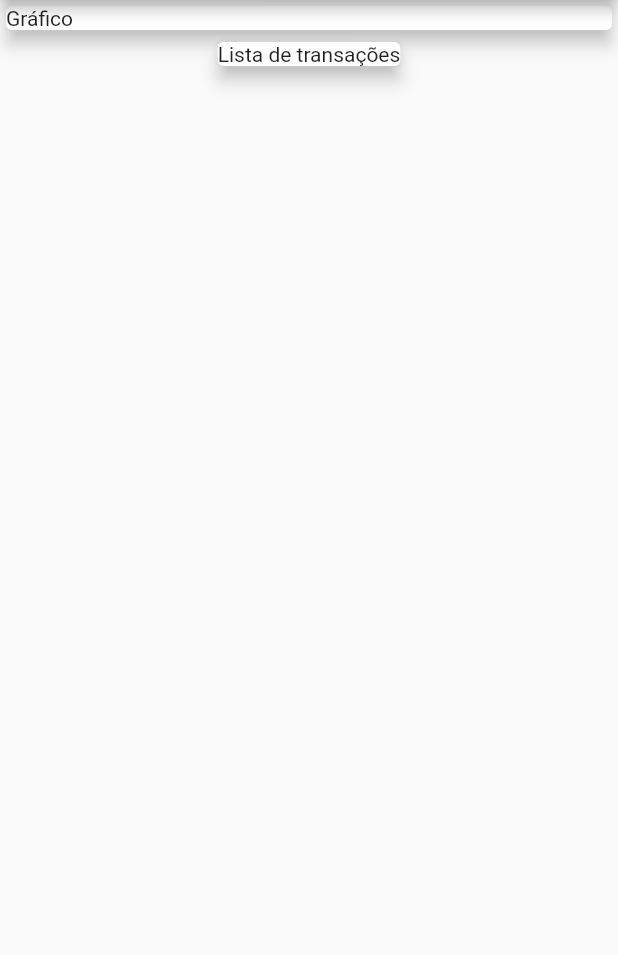
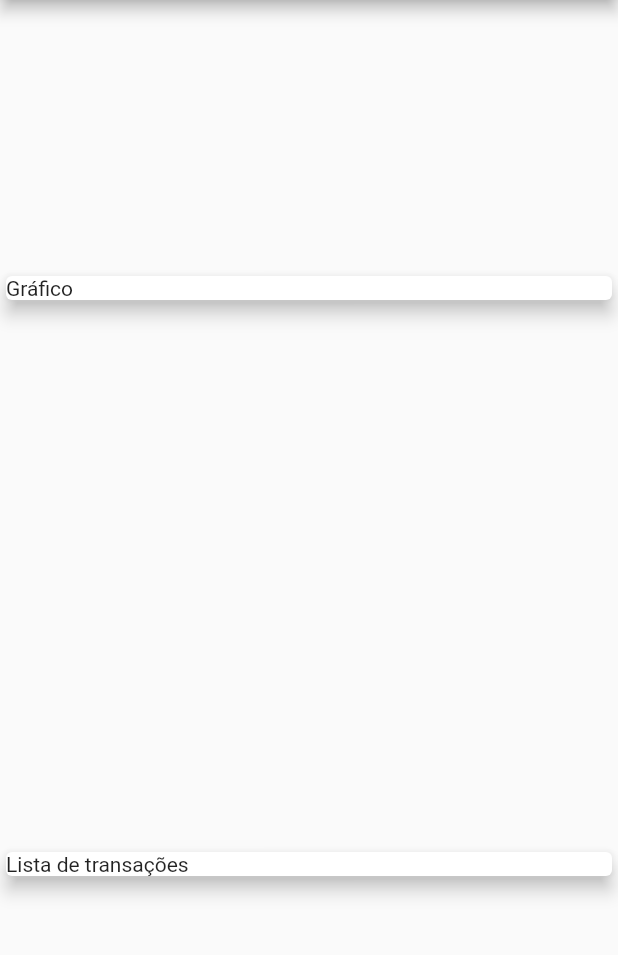
Before and after one commit to csnoboa/expenses_app, a Flutter app: the screen it shows after launch, on a phone screen of 412 x 824 dp, the part 84-1039 px from its top. Run offline on Flutter 3.47's test engine with Material 2 defaults, Android fonts, the phone set to English and light mode, and no system bars.

```diff
--- a/lib/main.dart
+++ b/lib/main.dart
@@ -1,3 +1,4 @@
+import 'package:expenses_app/models/transaction.dart';
 import 'package:flutter/material.dart';
 
 void main() {
@@ -18,7 +19,20 @@ class ExpensesApp extends StatelessWidget {
 }
 
 class MyHomePage extends StatelessWidget {
-  const MyHomePage({Key key}) : super(key: key);
+  final List<Transaction> _transactions = [
+    Transaction(
+      id: 't1',
+      title: 'Novo tênis de corrida',
+      value: 310.76,
+      date: DateTime.now(),
+    ),
+    Transaction(
+      id: 't2',
+      title: 'Conta de luz',
+      value: 104.50,
+      date: DateTime.now(),
+    ),
+  ];
 
   @override
   Widget build(BuildContext context) {
@@ -27,13 +41,12 @@ class MyHomePage extends StatelessWidget {
         title: Text('Expenses'),
       ),
       body: Column(
+        mainAxisAlignment: MainAxisAlignment.spaceAround,
+        crossAxisAlignment: CrossAxisAlignment.stretch,
         children: [
-          Container(
-            width: double.infinity,
-            child: Card(
-              child: Text('Gráfico'),
-              elevation: 5,
-            ),
+          Card(
+            child: Text('Gráfico'),
+            elevation: 5,
           ),
           Card(
             child: Text('Lista de transações'),
--- /dev/null
+++ b/lib/models/transaction.dart
@@ -0,0 +1,15 @@
+import 'package:flutter/foundation.dart';
+
+class Transaction {
+  final String id;
+  final String title;
+  final double value;
+  final DateTime date;
+
+  Transaction({
+    @required this.id,
+    @required this.title,
+    @required this.value,
+    @required this.date,
+  });
+}
```
